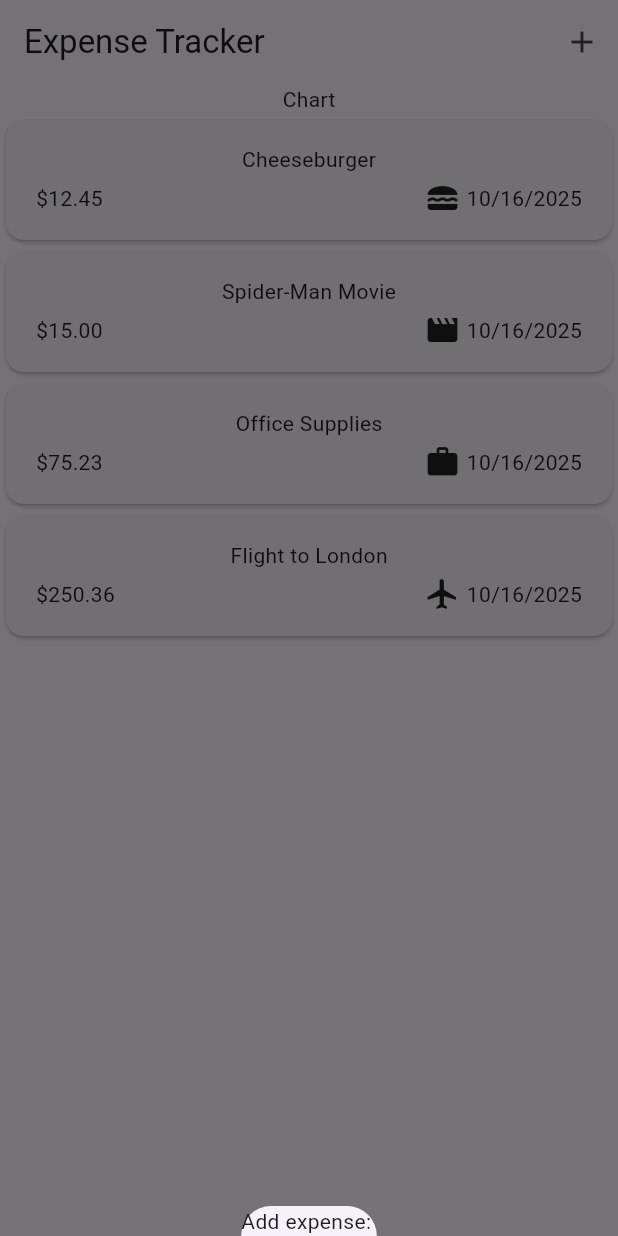
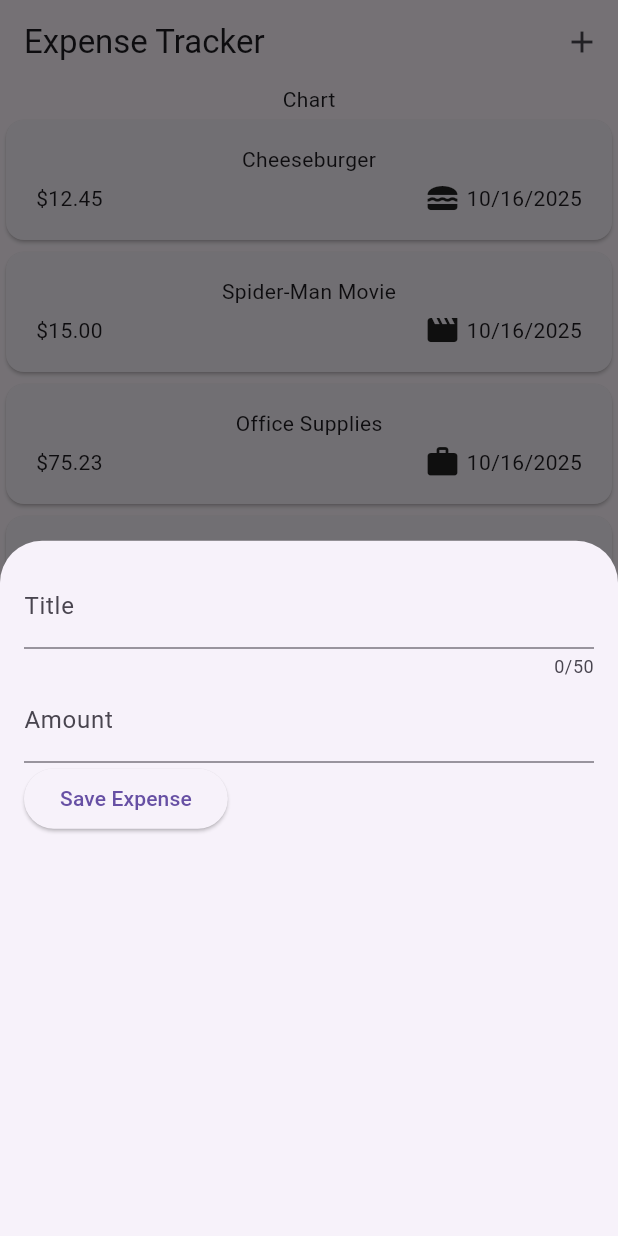
Before and after one commit to AliKhachab/expenses_app, a Flutter app: the screen it shows after launch, after a tap on the "add" icon, on a phone screen of 412 x 824 dp. Run offline on Flutter 3.47's test engine with Material 3 defaults, Android fonts, the phone set to English and light mode, and no system bars.

Commit message:
added scaffolding + text controller to modal

```diff
--- a/lib/expenses.dart
+++ b/lib/expenses.dart
@@ -1,3 +1,4 @@
+import 'package:expense_tracker/new_expense.dart';
 import 'package:flutter/material.dart';
 import 'package:expense_tracker/models/expense.dart';
 import 'package:expense_tracker/expenses_list/expenses_list.dart';
@@ -15,7 +16,7 @@ class _ExpensesState extends State<Expenses> {
   void _openAddExpenseOverlay() {
     showModalBottomSheet(
         context: context,
-        builder: (ctx) => Text("Add expense: ")
+        builder: (ctx) => NewExpense(),
       );
   }
 
--- /dev/null
+++ b/lib/new_expense.dart
@@ -0,0 +1,48 @@
+import 'package:flutter/material.dart';
+
+class NewExpense extends StatefulWidget {
+  const NewExpense({super.key});
+
+  @override
+  State<NewExpense> createState() {
+    return _NewExpenseState();
+  }
+}
+
+class _NewExpenseState extends State<NewExpense> {
+  final _titleController = TextEditingController();
+
+  void dispose() {
+    _titleController.dispose();
+    super.dispose();
+  }
+
+  @override
+  Widget build(BuildContext context) {
+    return Padding(
+      padding: EdgeInsets.all(16.0),
+      child: Column(
+        children: [
+          TextField(
+            maxLength: 50,
+            keyboardType: TextInputType.name,
+            decoration: InputDecoration(label: Text("Title")),
+            controller: _titleController,
+          ),
+          TextField(
+            keyboardType: TextInputType.numberWithOptions(decimal: true),
+            decoration: InputDecoration(
+              prefixText: "\$ ",
+              label: Text("Amount"),
+            ),
+          ),
+          Row(
+            children: [
+              ElevatedButton(onPressed: () {}, child: Text("Save Expense")),
+            ],
+          ),
+        ],
+      ),
+    );
+  }
+}
```
